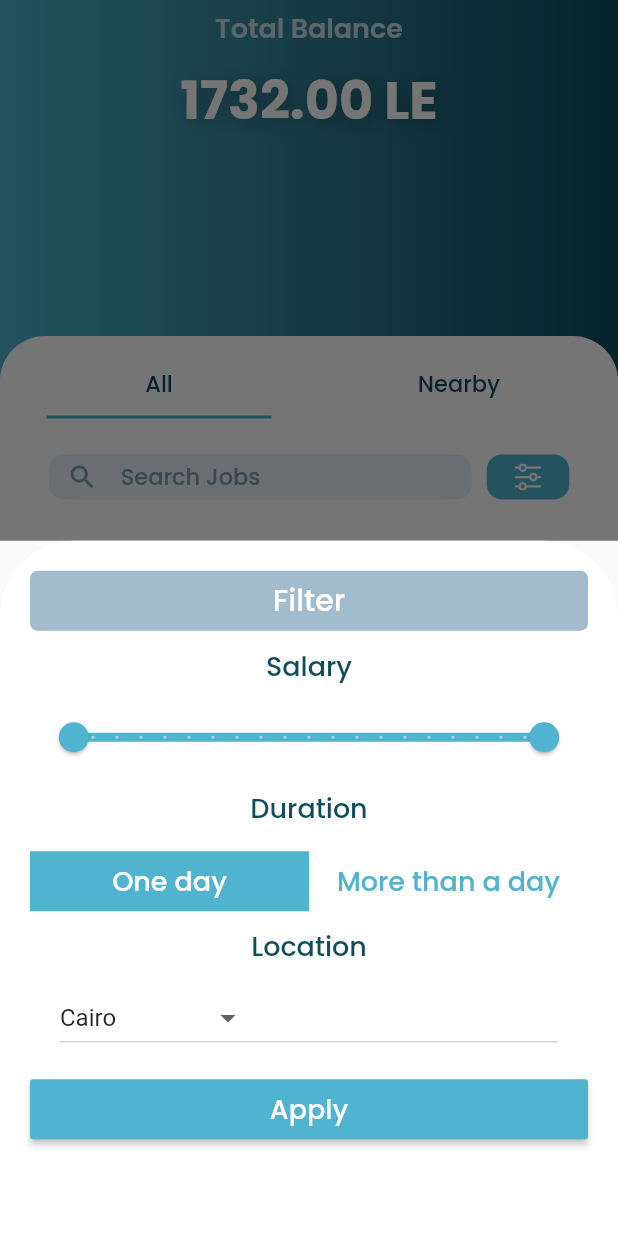
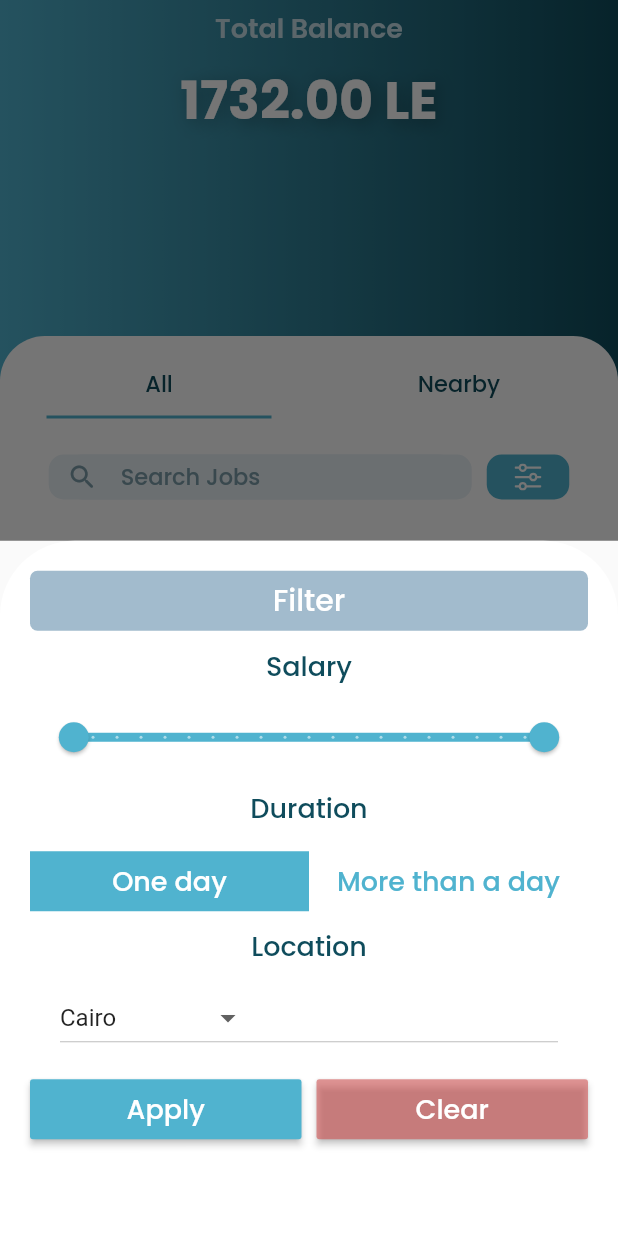
Before and after one commit to ranabahaa/Jopedia, a Flutter app: the HomeScreen widget shown alone on an empty page, opened directly, after a tap on an icon or button, on a phone screen of 412 x 824 dp. Run offline on Flutter 3.47's test engine with Material 2 defaults, Android fonts, the phone set to English and light mode, and no system bars; our stand-ins replace bloc, cloud_firestore, firebase_auth, firebase_core, firebase_storage, flutter_bloc and 6 more; missing offline and left inert: rate_in_stars; accounts and stored records are empty.

Commit message:
initial commit

```diff
--- a/lib/layout/home_layout.dart
+++ b/lib/layout/home_layout.dart
@@ -155,7 +155,7 @@ class Home_layout extends StatelessWidget {
                         SizedBox(width: 10.0,),
                         GestureDetector(
                           child: CircleAvatar(
-                            backgroundImage: AssetImage('assets/images/drawer.jpeg',),
+                            backgroundImage: AssetImage(user.image),
                             radius: 36.0,
                           ),
                           onTap: (){
--- a/lib/modules/home/HomeScreen.dart
+++ b/lib/modules/home/HomeScreen.dart
@@ -17,6 +17,9 @@ import 'package:jopedia/shared/components/component.dart';
 import '../../models/job/job_model.dart';
 
 class HomeScreen extends StatefulWidget {
+
+  const HomeScreen({Key? key}) : super(key: key);
+
   @override
   State<HomeScreen> createState() => _HomeScreenState();
 }
@@ -57,7 +60,6 @@ class _HomeScreenState extends State<HomeScreen> {
         builder: (BuildContext context, state) {
           print("Rebuild started and got here!");
           var cubit = AppBloc.get(context);
-          int sama =3;
 
           /*PostDataModel posts = cubit.posts[2];
           print(posts.DISCREPTION);*/
@@ -241,12 +243,13 @@ class _HomeScreenState extends State<HomeScreen> {
                                         width: 270.0,
                                         height: 30,
                                         child: GestureDetector(
-                                          onTap: () {
+                                          onTap: () async {
+                                            await AppBloc.get(context).GetUserData();
                                             Navigator.push(
                                               context,
                                               MaterialPageRoute(
                                                   builder: (context) =>
-                                                      SearchScreen()),
+                                                      SearchScreen(user: cubit.user_model,)),
                                             );
                                           },
                                           child: Row(
@@ -302,6 +305,13 @@ class _HomeScreenState extends State<HomeScreen> {
                                                 _currentRangeValues = range;
                                                 dropdownvalue = country;
                                                 loadData();
+
+                                              });
+                                          },
+                                          onClear: (){
+                                              setState(() {
+                                                posts.clear();
+                                                posts.addAll(cubit.posts);
                                               });
                                           },
                                         ),
@@ -568,8 +578,10 @@ Widget buildPostItem (PostDataModel post,context) =>  Column(
 
 class FilterWidget extends StatefulWidget {
   final AppBloc cubit;
+  final VoidCallback onClear;
   final Function(RangeValues, String) onComplete;
-  const FilterWidget({Key? key, required this.cubit, required this.onComplete}) : super(key: key);
+  const FilterWidget({Key? key, required this.cubit, required this.onComplete, required this.onClear}) : super(key: key);
+
 
   @override
   _FilterWidgetState createState() => _FilterWidgetState();
@@ -747,10 +759,11 @@ class _FilterWidgetState extends State<FilterWidget> {
               ),
             ),
             SizedBox(height: 13.0,),
-            MaterialButton(
-
+            Row(
+              children: <Widget>[
+                Expanded(
+                  child: MaterialButton(
                     color: Color(0xff50B3CF),
-              minWidth: double.infinity,
                     height: 40.0,
                     child: Text(
                       'Apply',
@@ -771,6 +784,30 @@ class _FilterWidgetState extends State<FilterWidget> {
                       Navigator.pop(context);
                     },
                   ),
+                ),
+                SizedBox(width: 10.0),
+                Expanded(
+                  child: MaterialButton(
+                    color: Color(0x97cf5050),
+                    height: 40.0,
+                    child: Text(
+                      'Clear',
+                      style: TextStyle(
+                        fontFamily: 'Poppins',
+                        fontWeight: FontWeight.w500,
+                        fontSize: 18.0,
+                        color: Colors.white,
+                      ),
+                    ),
+                    onPressed: ()
+                    {
+                      widget.onClear();
+                      Navigator.pop(context);
+                    },
+                  ),
+                ),
+              ],
+            ),
           ],
         ),
       ),
--- a/lib/widget/profile_widget.dart
+++ b/lib/widget/profile_widget.dart
@@ -40,6 +40,7 @@ class ProfileWidget extends StatelessWidget {
 
     return ClipOval(
       child: Material(
+        elevation: 5,
         color: Colors.transparent,
         child: Ink.image(
           image: image,
```
Also changed, not shown: lib/modules/edit_profile/EditProfilePage.dart (+6 -2 lines), lib/modules/requests/RequestScreen.dart (+41 -19 lines), lib/modules/search/SearchScreen.dart (+19 -27 lines). Lines whose indentation alone changed are shown as unchanged.
